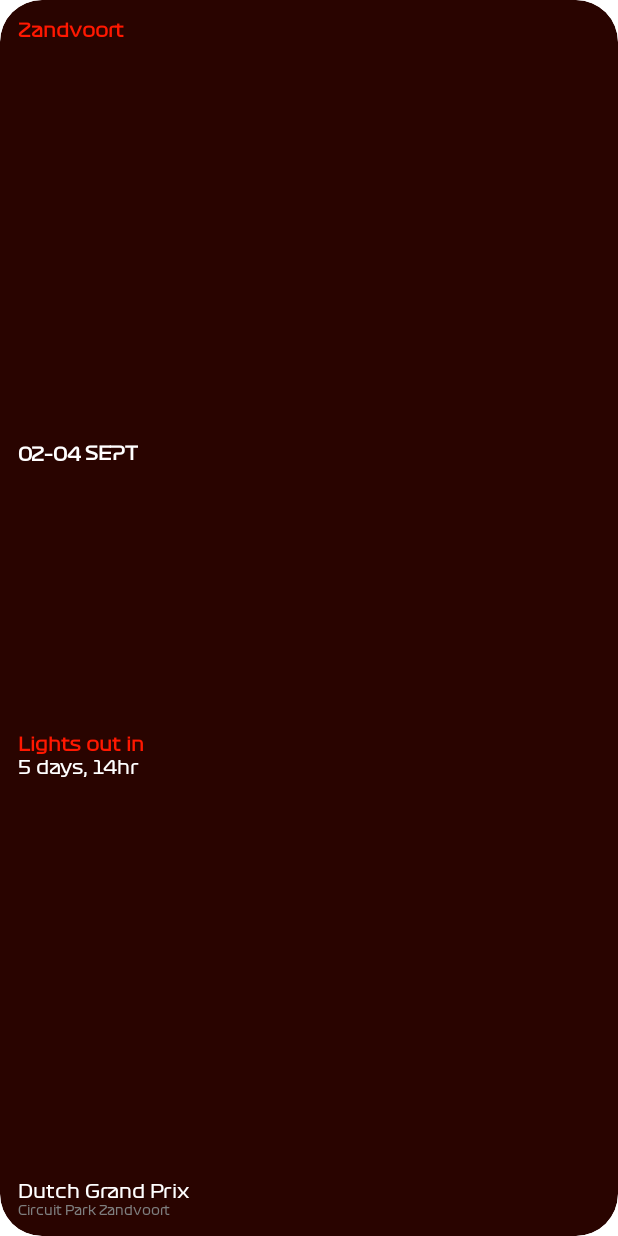
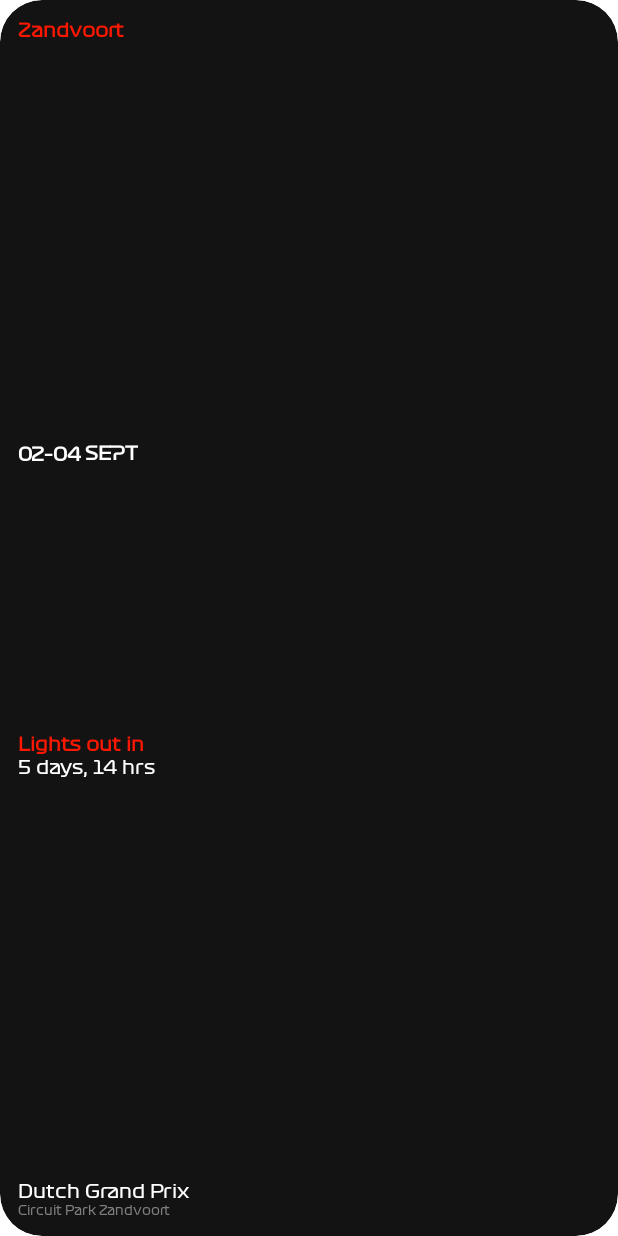
Before and after one commit to AlexandreLadriere/Android-F1-Companion, an Android app: the layout calendar_small_widget.xml on its own in the app's theme, with its tools: preview values and no code run, on a phone screen of 412 x 824 dp. Run offline under Robolectric (Android 15) with nearby library versions, the phone set to English and light mode, and no system bars.

Commit message:
upd: widget background and rules for abbreviations

```diff
--- a/app/src/main/res/values/dimens.xml
+++ b/app/src/main/res/values/dimens.xml
@@ -14,6 +14,7 @@ http://developer.android.com/guide/topics/appwidgets/index.html#CreatingLayout
     <dimen name="widget_padding_2">2dp</dimen>
     <dimen name="widget_margin_0">8dp</dimen>
     <dimen name="widget_radius">16dp</dimen>
+    <dimen name="widget_radius_1">12dp</dimen>
     <dimen name="activity_main_element_padding">8dp</dimen>
     <dimen name="activity_main_how_to_steps_spacing">2dp</dimen>
     <dimen name="space_height">16dp</dimen>
--- a/app/src/main/res/values/strings.xml
+++ b/app/src/main/res/values/strings.xml
@@ -37,7 +37,7 @@
 
     <!-- Widget Calendar Medium -->
     <string name="appwidget_lights_out">Lights out in</string>
-    <string name="appwidget_days_remaining">5 days, 14hr</string>
+    <string name="appwidget_days_remaining">5 days, 14 hrs</string>
     <string name="appwidget_gp_name">Dutch Grand Prix</string>
     <string name="appwidget_circuit_name">Circuit Park Zandvoort</string>
 
--- a/app/src/main/res/values/themes.xml
+++ b/app/src/main/res/values/themes.xml
@@ -30,7 +30,7 @@
     <style name="Theme.F1Companion.AppWidgetContainer" parent="Theme.F1Companion.AppWidgetContainerParent">
         <!-- Apply padding to avoid the content of the widget colliding with the rounded corners -->
         <item name="appWidgetPadding">12dp</item>
-        <item name="android:colorBackground">@color/formula_red_background_dark</item>
+        <item name="android:colorBackground">@color/main_dark</item>
         <item name="android:fontFamily">@font/formula1_regular</item>
         <item name="fontFamily">@font/formula1_regular</item>
         <item name="android:textColor">@color/white</item>
```
Also changed, not shown: app/src/main/java/com/alexandreladriere/f1companion/CalendarSmallWidget.kt (+6 -1 lines).
